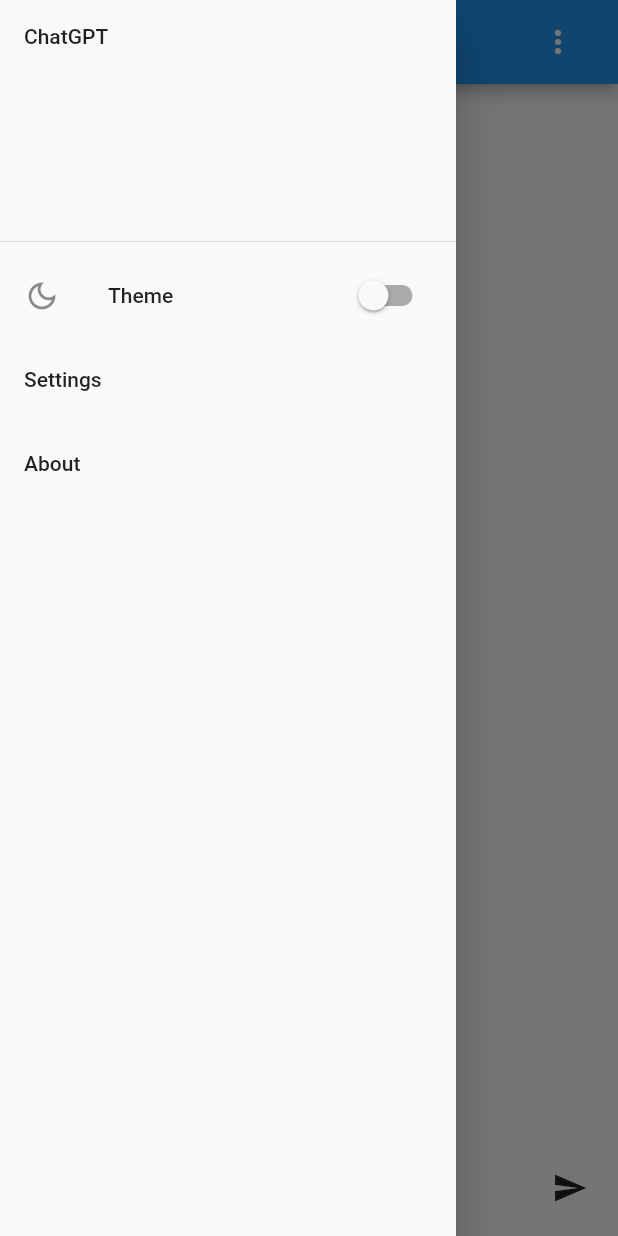
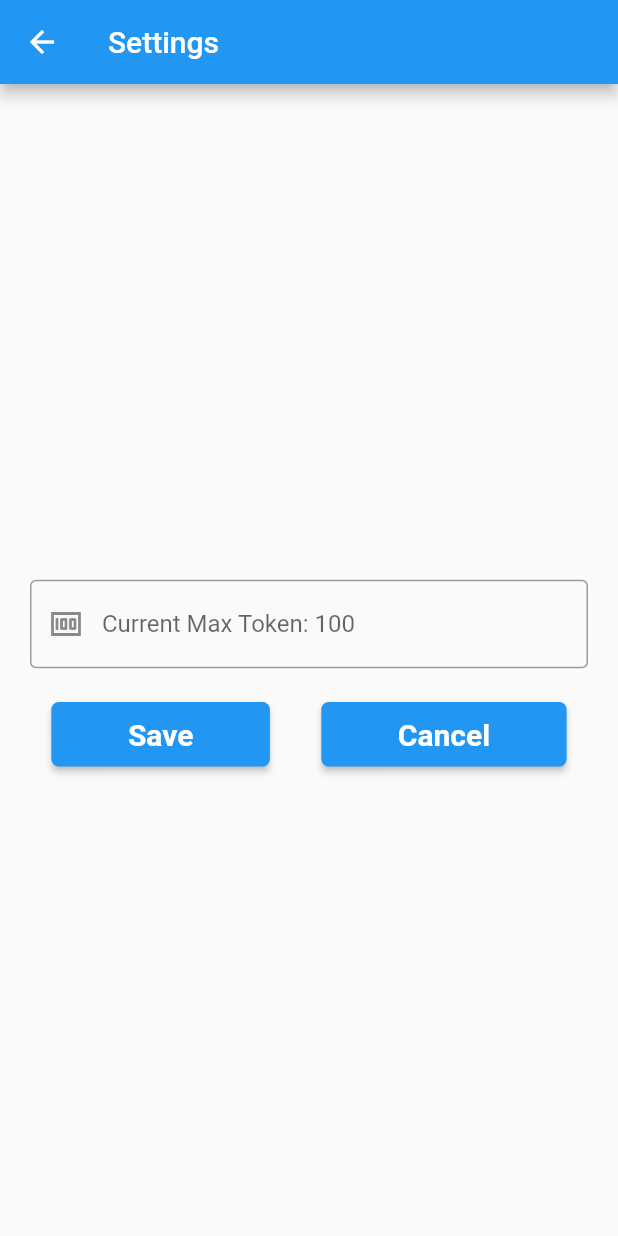
Before and after one commit to ahmedhmmad/chatgpt-flutter, a Flutter app: the ChatScreen screen opened directly, in the side drawer, after a tap on "Settings", on a phone screen of 412 x 824 dp. Run offline on Flutter 3.47's test engine with Material 2 defaults, Android fonts, the phone set to English and light mode, and no system bars; our stand-ins replace animated_text_kit, flutter_spinkit, shared_preferences, webview_flutter; accounts and stored records are empty.

Commit message:
add Max_token

```diff
--- a/lib/main.dart
+++ b/lib/main.dart
@@ -1,4 +1,5 @@
 import 'package:chatgptapp/providers/chat_provider.dart';
+import 'package:chatgptapp/providers/token_provider.dart';
 import 'package:flutter/material.dart';
 import 'package:provider/provider.dart';
 import 'package:shared_preferences/shared_preferences.dart';
@@ -47,6 +48,9 @@
           ChangeNotifierProvider<ChatProvider>(
             create: (_) => ChatProvider(),
           ),
+          ChangeNotifierProvider<TokenProvider>(
+            create: (_) => TokenProvider(),
+          ),
         ],
         child: Consumer<ThemeProvider>(
           builder: (context, themeProvider, child) {
--- /dev/null
+++ b/lib/providers/token_provider.dart
@@ -0,0 +1,20 @@
+import 'package:flutter/material.dart';
+import 'package:shared_preferences/shared_preferences.dart';
+
+class TokenProvider extends ChangeNotifier {
+  int _token = 100;
+
+  int get token {
+    SharedPreferences.getInstance().then((prefs) {
+      _token = prefs.getInt('token') ?? 100;
+    });
+    return _token;
+  }
+
+  void setToken(int token) async {
+    SharedPreferences prefs = await SharedPreferences.getInstance();
+    _token = token;
+    prefs.setInt('token', token);
+    notifyListeners();
+  }
+}
--- /dev/null
+++ b/lib/screens/settings_screen.dart
@@ -0,0 +1,77 @@
+import 'package:chatgptapp/providers/token_provider.dart';
+import 'package:flutter/material.dart';
+import 'package:provider/provider.dart';
+
+class SettingsScreen extends StatelessWidget {
+  const SettingsScreen({super.key});
+
+  @override
+  Widget build(BuildContext context) {
+    TokenProvider tokenProvider = Provider.of<TokenProvider>(context);
+    TextEditingController tokenController = TextEditingController();
+    return Scaffold(
+        appBar: AppBar(
+          title: const Text('Settings'),
+        ),
+        body: Center(
+          child: Column(
+            mainAxisAlignment: MainAxisAlignment.center,
+            children: [
+              Padding(
+                padding: const EdgeInsets.all(20.0),
+                child: TextField(
+                  controller: tokenController,
+                  decoration: InputDecoration(
+                      border: const OutlineInputBorder(),
+                      labelText: 'Current Max Token: ${tokenProvider.token}',
+                      prefixIcon: const Icon(Icons.money)),
+                ),
+              ),
+              Row(
+                mainAxisAlignment: MainAxisAlignment.spaceEvenly,
+                children: [
+                  MaterialButton(
+                    shape: RoundedRectangleBorder(
+                        borderRadius: BorderRadius.circular(5)),
+                    color: Colors.blue,
+                    onPressed: () {
+                      tokenProvider
+                          .setToken(int.parse(tokenController.text.toString()));
+                      //return the previous screen
+                      Navigator.pop(context);
+                    },
+                    child: const Padding(
+                      padding:
+                          EdgeInsets.symmetric(horizontal: 35, vertical: 10),
+                      child: Text('Save',
+                          style: TextStyle(
+                              color: Colors.white,
+                              fontSize: 20,
+                              fontWeight: FontWeight.bold)),
+                    ),
+                  ),
+                  MaterialButton(
+                    shape: RoundedRectangleBorder(
+                        borderRadius: BorderRadius.circular(5)),
+                    color: Colors.blue,
+                    onPressed: () {
+                      //return the previous screen
+                      Navigator.pop(context);
+                    },
+                    child: const Padding(
+                      padding:
+                          EdgeInsets.symmetric(horizontal: 35, vertical: 10),
+                      child: Text('Cancel',
+                          style: TextStyle(
+                              color: Colors.white,
+                              fontSize: 20,
+                              fontWeight: FontWeight.bold)),
+                    ),
+                  ),
+                ],
+              ),
+            ],
+          ),
+        ));
+  }
+}
--- a/lib/services/api_services.dart
+++ b/lib/services/api_services.dart
@@ -46,6 +46,8 @@
   Future<List<ChatModel>> getChatResponse(
       String message, String modelId) async {
     String myAPIKey = await this.myAPIKey();
+    SharedPreferences apiPrefs = await SharedPreferences.getInstance();
+    int maxToken = apiPrefs.getInt('token') ?? 100;
 
     var url = Uri.parse('$baseUrl/completions');
 
@@ -59,7 +61,7 @@
         {
           "model": modelId,
           "prompt": message,
-          "max_tokens": 100,
+          "max_tokens": maxToken,
         },
       ),
     );
@@ -80,6 +82,8 @@
   Future<List<ChatModel>> getChatGptResponse(
       String message, String modelId) async {
     String myAPIKey = await this.myAPIKey();
+    SharedPreferences apiPrefs = await SharedPreferences.getInstance();
+    int maxToken = apiPrefs.getInt('token') ?? 100;
 
     var url = Uri.parse('$baseUrl/chat/completions');
     var response = await http.post(
@@ -94,7 +98,7 @@
           "messages": [
             {"role": "user", "content": message}
           ],
-          "max_tokens": 100,
+          "max_tokens": maxToken,
         },
       ),
     );
--- a/lib/widgets/drawer_widget.dart
+++ b/lib/widgets/drawer_widget.dart
@@ -2,6 +2,7 @@
 import 'package:provider/provider.dart';
 
 import '../providers/theme_provider.dart';
+import '../screens/settings_screen.dart';
 
 class MyDrawaer extends StatelessWidget {
   const MyDrawaer({super.key});
@@ -28,7 +29,10 @@
           ListTile(
             title: const Text('Settings'),
             onTap: () {
-              Navigator.pushNamed(context, '/settings');
+              Navigator.push(
+                  context,
+                  MaterialPageRoute(
+                      builder: (context) => const SettingsScreen()));
             },
           ),
           ListTile(
```
